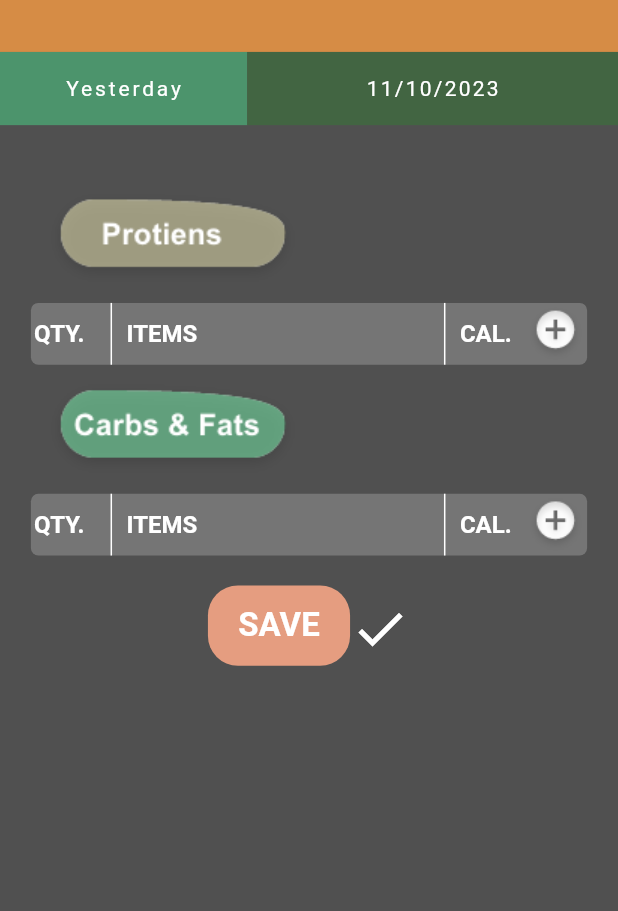
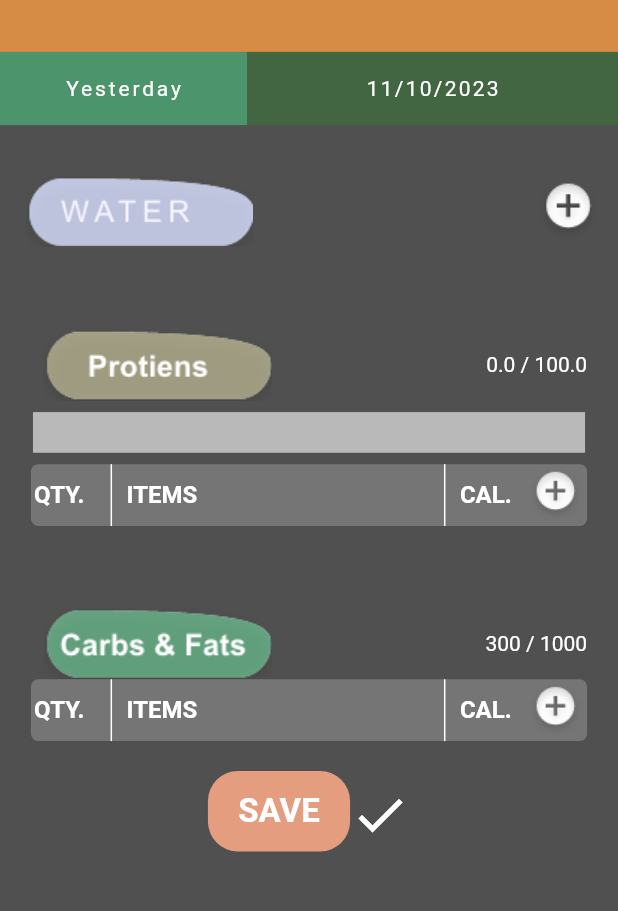
Before and after one commit to mohmdramadn/nutrial, a Flutter app: the _Body screen opened directly, on a phone screen of 412 x 824 dp, the part 192-1103 px from its top. Run offline on Flutter 3.47's test engine with Material 2 defaults, Android fonts, the phone set to English and light mode, and no system bars; our stand-ins replace cloud_firestore, dotted_line, firebase_auth, firebase_core, flutter_screenutil, get and 3 more; accounts and stored records are empty.

Commit message:
Fixed calories calculation, added water category and added progress bar

```diff
--- /dev/null
+++ b/lib/components/progress_bar.dart
@@ -0,0 +1,33 @@
+import 'package:flutter/material.dart';
+import 'package:flutter_screenutil/flutter_screenutil.dart';
+
+class LinearProgressIndicatorApp extends StatelessWidget {
+  const LinearProgressIndicatorApp({
+    super.key,
+    required this.consumedCaloriesPercentage,
+    required this.color,
+  });
+
+  final double consumedCaloriesPercentage;
+  final AlwaysStoppedAnimation<Color> color;
+
+  @override
+  Widget build(BuildContext context) {
+    return Container(
+      padding: EdgeInsets.symmetric(horizontal: 20.0.w,vertical: 7.h),
+      child: Column(
+        mainAxisAlignment: MainAxisAlignment.center,
+        children: <Widget>[
+          SizedBox(
+            height: 25.h,
+            child: LinearProgressIndicator(
+              backgroundColor: Colors.white.withOpacity(0.6),
+              valueColor: color,
+              value: consumedCaloriesPercentage,
+            ),
+          ),
+        ],
+      ),
+    );
+  }
+}
--- a/lib/l10n/intl_ar.arb
+++ b/lib/l10n/intl_ar.arb
@@ -82,5 +82,6 @@
        "total":"الإجمالي",
        "cal":"Cal",
        "min":"الدقائق",
-       "weight":"الوزن"
+       "weight":"الوزن",
+       "chooseItem":"اختار صنف"
 }
--- a/lib/l10n/intl_en.arb
+++ b/lib/l10n/intl_en.arb
@@ -81,5 +81,6 @@
    "total":"Total",
    "cal":"Cal",
    "min":"Minutes",
-   "weight":"Weight"
+   "weight":"Weight",
+   "chooseItem":"Choose Item"
 }
--- a/lib/models/pdf_items_model.dart
+++ b/lib/models/pdf_items_model.dart
@@ -7,7 +7,7 @@ class ItemModel {
   TextEditingController? itemQty;
   bool? isEnableEditing;
   String? itemQtyNum;
-  int? totalCal;
+  double? totalCal;
 
   ItemModel({
     this.itemName,
--- a/lib/screens/calories/calories_screen.dart
+++ b/lib/screens/calories/calories_screen.dart
@@ -2,6 +2,7 @@ import 'package:dotted_line/dotted_line.dart';
 import 'package:flutter/material.dart';
 import 'package:flutter/rendering.dart';
 import 'package:flutter_screenutil/flutter_screenutil.dart';
+import 'package:nutrial/components/progress_bar.dart';
 import 'package:nutrial/constants/colors.dart';
 import 'package:nutrial/generated/l10n.dart';
 import 'package:nutrial/models/pdf_items_model.dart';
@@ -61,11 +62,27 @@ class _BodyState extends State<_Body> {
                 mainAxisSize: MainAxisSize.min,
                 children: [
                   SizedBox(height: 30.h),
-                  const _CategoryImage(imgName: 'protiens'),
+                  const _WaterHeader(),
+                  if (vm.waterBottlesCount != 0) const _WaterBottles(),
+                  SizedBox(height: 50.h),
+                  _CategoryImage(
+                    imgName: 'protiens',
+                    isHasNumbers: true,
+                    caloriesRate:
+                        vm.proteinGoalCalories.roundToDouble().toString(),
+                    consumedCalories: vm.totalProteinCalories.toString(),
+                  ),
+                  LinearProgressIndicatorApp(
+                    consumedCaloriesPercentage: vm.proteinProgressRatio,
+                    color: vm.isAboveGoal
+                        ? const AlwaysStoppedAnimation<Color>(
+                            AppColors.floatingButton)
+                        : AlwaysStoppedAnimation<Color>(Colors.red.shade300),
+                  ),
                   const _HeaderCategory(isProtein: true),
                   if (vm.showNewProteinItem)
                     NewItemsRow(
-                      itemName: 'Choose Item',
+                      itemName: S.of(context).chooseItem,
                       showMenu: showProteinMenu,
                       onMenuTapped: () => context
                           .read<CaloriesViewModel>()
@@ -83,7 +100,13 @@ class _BodyState extends State<_Body> {
                   if (vm.proteinsSelectedItems.length != 0)
                     _SavedItems(itemsList: vm.proteinsSelectedItems),
                   if (showProteinMenu) const _Items(isProtein: true),
-                  const _CategoryImage(imgName: 'fats'),
+                  SizedBox(height: 50.h),
+                  const _CategoryImage(
+                    imgName: 'fats',
+                    isHasNumbers: true,
+                    caloriesRate: '1000',
+                    consumedCalories: '300',
+                  ),
                   const _HeaderCategory(isProtein: false),
                   if (vm.showNewCarbsItem)
                     NewItemsRow(
@@ -110,6 +133,81 @@ class _BodyState extends State<_Body> {
             ],
           ),
         ),
+      ),
+    );
+  }
+}
+
+class _WaterBottles extends StatelessWidget {
+  const _WaterBottles({
+    Key? key,
+  }) : super(key: key);
+
+  @override
+  Widget build(BuildContext context) {
+    var vm = context.watch<CaloriesViewModel>();
+    var waterBottlesCount =
+        context.select((CaloriesViewModel vm) => vm.waterBottlesCount);
+
+    return Flexible(
+      child: Container(
+        height: 300.h,
+        width: MediaQuery.of(context).size.width,
+        padding: const EdgeInsets.all(20.0),
+        child: GridView.builder(
+          controller: vm.scrollController,
+          itemCount: waterBottlesCount,
+          gridDelegate: const SliverGridDelegateWithFixedCrossAxisCount(
+            crossAxisCount: 3,
+            crossAxisSpacing: 2.0,
+            mainAxisSpacing: 2.0,
+          ),
+          itemBuilder: (BuildContext context, int index) {
+            return Stack(
+              children: [
+                Center(
+                  child: Image.asset(
+                    'assets/images/water_bottle.png',
+                  ),
+                ),
+                Center(
+                  child: Image.asset(
+                    'assets/images/waterbottleSel.png',
+                  ),
+                ),
+              ],
+            );
+          },
+        ),
+      ),
+    );
+  }
+}
+
+class _WaterHeader extends StatelessWidget {
+  const _WaterHeader({
+    Key? key,
+  }) : super(key: key);
+
+  @override
+  Widget build(BuildContext context) {
+    return Padding(
+      padding: EdgeInsets.symmetric(horizontal: 8.0.w),
+      child: Row(
+        mainAxisSize: MainAxisSize.min,
+        children: [
+          const Flexible(
+            child: _CategoryImage(
+              imgName: 'water',
+              isHasNumbers: false,
+            ),
+          ),
+          InkWell(
+            onTap: () =>
+                context.read<CaloriesViewModel>().addWaterBottleAction(),
+            child: Image.asset('assets/icons/add.png'),
+          )
+        ],
       ),
     );
   }
@@ -333,9 +431,15 @@ class _CategoryImage extends StatelessWidget {
   const _CategoryImage({
     Key? key,
     required this.imgName,
+    required this.isHasNumbers,
+    this.caloriesRate,
+    this.consumedCalories,
   }) : super(key: key);
 
   final String imgName;
+  final bool isHasNumbers;
+  final String? consumedCalories;
+  final String? caloriesRate;
 
   @override
   Widget build(BuildContext context) {
@@ -345,9 +449,17 @@ class _CategoryImage extends StatelessWidget {
         mainAxisAlignment: MainAxisAlignment.spaceBetween,
         children: [
           Padding(
-            padding: const EdgeInsets.all(8.0),
+            padding: EdgeInsets.symmetric(horizontal: 8.0.w),
             child: Image.asset('assets/images/$imgName.png'),
           ),
+          if (isHasNumbers)
+            Align(
+              alignment: Alignment.centerRight,
+              child: Text(
+                '$consumedCalories / $caloriesRate',
+                style: const TextStyle(color: Colors.white),
+              ),
+            ),
         ],
       ),
     );
--- a/lib/screens/calories/calories_view_model.dart
+++ b/lib/screens/calories/calories_view_model.dart
@@ -83,6 +83,21 @@ class CaloriesViewModel extends ChangeNotifier{
   ItemModel? _selectedCarbsItem;
   ItemModel? get selectedCarbsItem => _selectedCarbsItem;
 
+  double totalProteinCalories = 0;
+  double proteinGoalCalories = 100;
+  double proteinProgressRatio = 0.0;
+
+  bool _isAboveGoal = false;
+  bool get isAboveGoal => _isAboveGoal;
+
+  int _waterBottlesCount = 0;
+  int get waterBottlesCount => _waterBottlesCount;
+
+  final ScrollController scrollController = ScrollController(
+    initialScrollOffset: 0.0,
+    keepScrollOffset: true,
+  );
+
   void onAddProteinButtonAction(){
     if(_selectedProteinItem == null){
       setNewProteinItemState();
@@ -139,31 +154,61 @@ class CaloriesViewModel extends ChangeNotifier{
 
   void _addProteinItemAction(ItemModel? item) {
     item!.itemQuantity = proteinQtyController.text;
-    item.totalCal = int.tryParse(_calculatedProteinCalories!);
+    item.totalCal = double.tryParse(_calculatedProteinCalories!);
     _proteinsSelectedItems.add(item);
+    calculateProteinProgress();
     notifyListeners();
   }
 
   void _addCarbsItemAction(ItemModel? item) {
     item!.itemQuantity = carbsQtyController.text;
-    item.totalCal = int.tryParse(_calculatedProteinCalories!);
+    item.totalCal = double.tryParse(_calculatedCarbsCalories!);
     _carbsSelectedItems.add(item);
     notifyListeners();
   }
 
-  void onProteinQuantityAddedAction(){
+  void onProteinQuantityAddedAction() {
     var numberOfPieces = int.tryParse(proteinQtyController.text) ?? 0;
-    var calories =
-        numberOfPieces * _selectedProteinItem!.itemCalories!;
+    var weightNumbers = _selectedProteinItem!.itemQuantity!.replaceAll(
+        RegExp(r'[^0-9]'), '');
+    var itemWeight = int.tryParse(weightNumbers);
+    var calories = itemWeight != null
+        ? (numberOfPieces * _selectedProteinItem!.itemCalories!) / itemWeight
+        : numberOfPieces * _selectedProteinItem!.itemCalories!;
     _calculatedProteinCalories = calories.toString();
     notifyListeners();
   }
 
-  void onCarbsQuantityAddedAction(){
+  void onCarbsQuantityAddedAction() {
     var numberOfPieces = int.tryParse(carbsQtyController.text) ?? 0;
-    var calories =
-        numberOfPieces * _selectedProteinItem!.itemCalories!;
+    var weightNumbers =
+        _selectedCarbsItem!.itemQuantity!.replaceAll(RegExp(r'[^0-9]'), '');
+    var itemWeight = int.tryParse(weightNumbers);
+    var calories = itemWeight != null
+        ? (numberOfPieces * _selectedCarbsItem!.itemCalories!) / itemWeight
+        : numberOfPieces * _selectedCarbsItem!.itemCalories!;
     _calculatedCarbsCalories = calories.toString();
     notifyListeners();
   }
+
+  void addWaterBottleAction() {
+    if(_waterBottlesCount != 0)_scrollToTheEndAction();
+    _waterBottlesCount++;
+    notifyListeners();
+  }
+
+  void _scrollToTheEndAction() {
+    scrollController.animateTo(
+      scrollController.position.maxScrollExtent,
+      duration: const Duration(milliseconds: 300),
+      curve: Curves.bounceOut,
+    );
+  }
+
+  void calculateProteinProgress() {
+    totalProteinCalories += num.tryParse(_calculatedProteinCalories!)!;
+    proteinProgressRatio = ((totalProteinCalories * 1.0) / 100);
+    _isAboveGoal = totalProteinCalories > (proteinGoalCalories - 50);
+    notifyListeners();
+  }
 }
```
Also changed, not shown: assets/images/fats.png, assets/images/protiens.png, assets/images/water.png, lib/generated/intl/messages_ar.dart, lib/generated/intl/messages_en.dart, lib/generated/l10n.dart.
